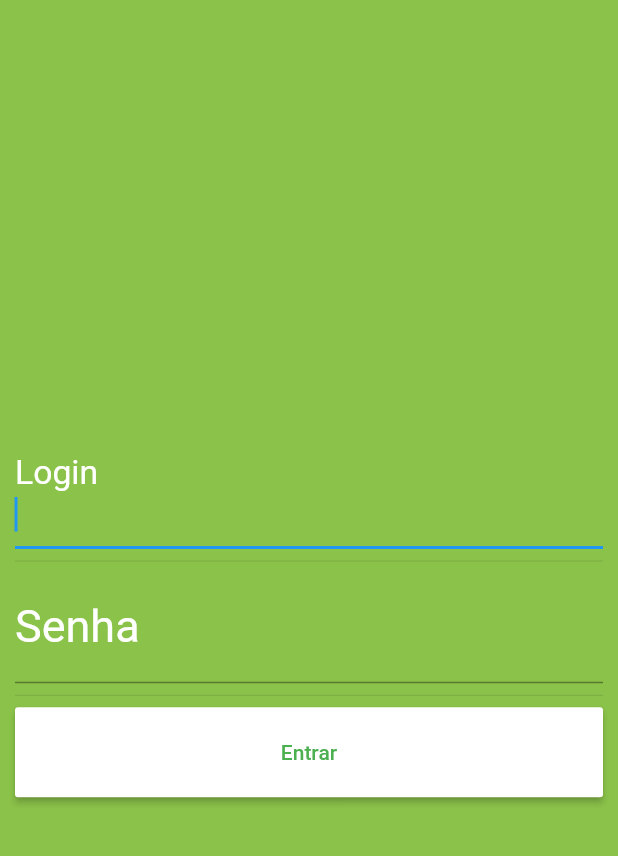
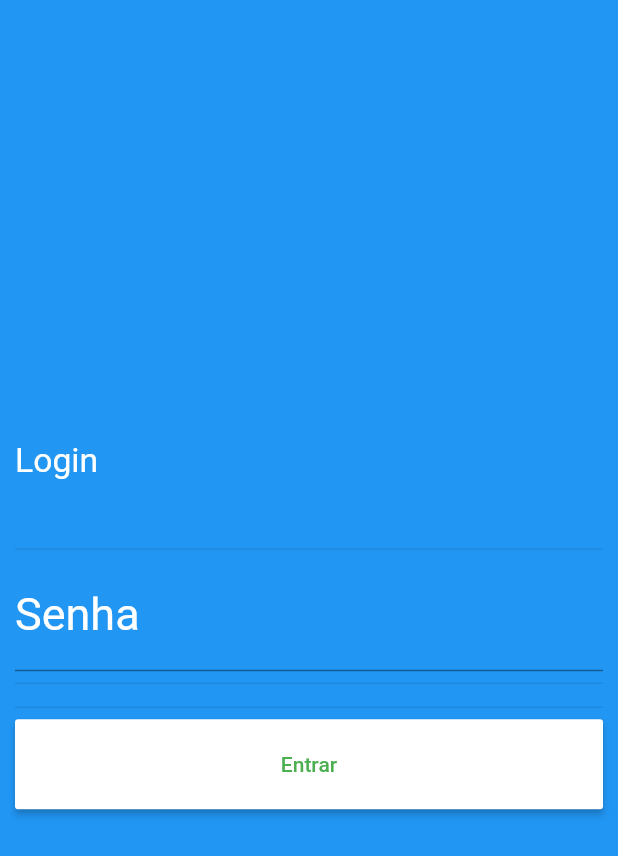
Before and after one commit to ThiagoMDM/nuPrego-Flutter, a Flutter app: the LoginPage screen opened directly, on a phone screen of 412 x 824 dp. Shown: the top 856 px of the screen. Run offline on Flutter 3.47's test engine with Material 2 defaults, Android fonts, the phone set to English and light mode, and no system bars.

Commit message:
Altração em Pages cores e espaçamentos

```diff
--- a/nuprego/lib/login.page.dart
+++ b/nuprego/lib/login.page.dart
@@ -13,7 +13,7 @@ class _LoginPageState extends State<LoginPage> {
       // Aqui fiz o padding e coloquei em sequencia os alinhamentos
       //e alinhei a coluna centralizando para ficar com alinhamento
       //perfeito central no app.
-      backgroundColor: Colors.lightGreen,
+      backgroundColor: Colors.blue,
       body: Padding(
         padding: EdgeInsets.all(10),
         child: Center(
@@ -48,6 +48,7 @@ class _LoginPageState extends State<LoginPage> {
                     labelStyle: TextStyle(color: Colors.white, fontSize: 30)),
               ),
               Divider(),
+              Divider(),
               //Aqui defini o Botão com a altura fixada em 60.00 já que a largura está Stretch.
               ButtonTheme(
                 height: 60.0,
```
